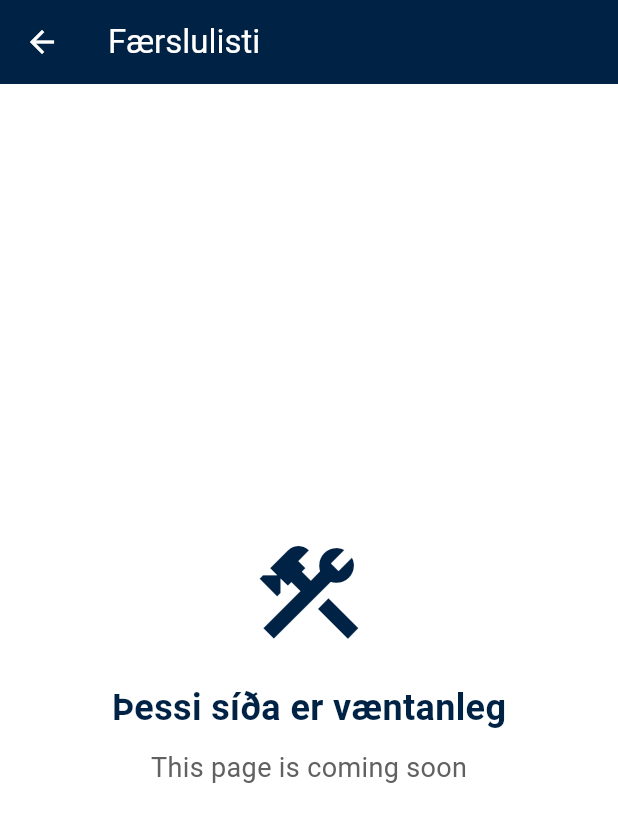
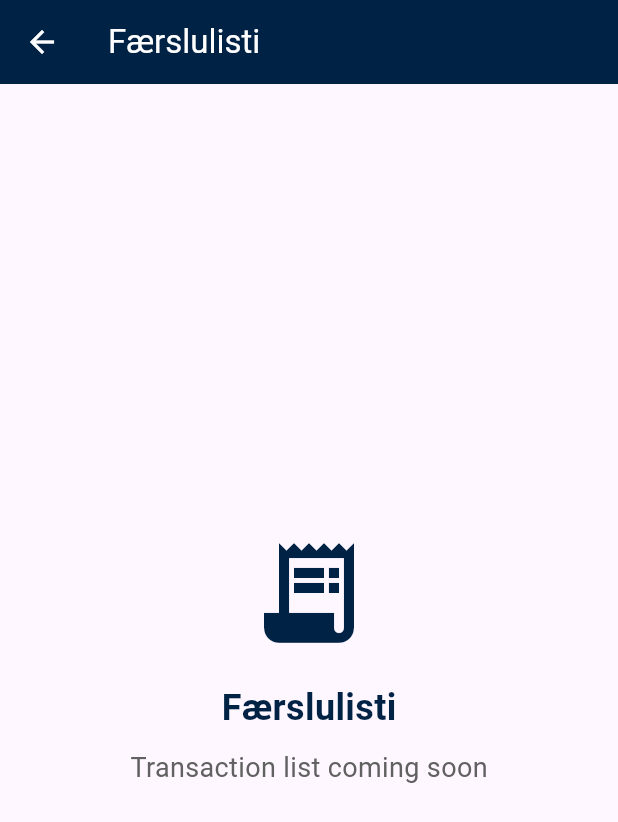
Before and after one commit to aronohilm/Straumur, a Flutter app: the screen it shows after launch, in the side drawer, after a tap on "Færslulisti", on a phone screen of 412 x 824 dp. Shown: the top 822 px of the screen. Run offline on Flutter 3.47's test engine with Material 3 defaults, Android fonts, the phone set to English and light mode, and no system bars; our stand-ins replace fluttertoast, shared_preferences.

Commit message:
Setting up pages for each side bar

```diff
--- /dev/null
+++ b/lib/faerslulisti_page.dart
@@ -0,0 +1,50 @@
+import 'package:flutter/material.dart';
+
+class FaerslulistiPage extends StatefulWidget {
+  const FaerslulistiPage({super.key});
+
+  @override
+  State<FaerslulistiPage> createState() => _FaerslulistiPageState();
+}
+
+class _FaerslulistiPageState extends State<FaerslulistiPage> {
+  @override
+  Widget build(BuildContext context) {
+    return Scaffold(
+      appBar: AppBar(
+        title: const Text('Færslulisti', style: TextStyle(color: Colors.white)),
+        backgroundColor: const Color(0xFF002244),
+        iconTheme: const IconThemeData(color: Colors.white),
+      ),
+      body: Center(
+        child: Column(
+          mainAxisAlignment: MainAxisAlignment.center,
+          children: [
+            const Icon(
+              Icons.receipt_long,
+              size: 80,
+              color: Color(0xFF002244),
+            ),
+            const SizedBox(height: 20),
+            Text(
+              'Færslulisti',
+              style: TextStyle(
+                fontSize: 24,
+                fontWeight: FontWeight.bold,
+                color: Color(0xFF002244),
+              ),
+            ),
+            const SizedBox(height: 10),
+            Text(
+              'Transaction list coming soon',
+              style: TextStyle(
+                fontSize: 18,
+                color: Colors.grey[700],
+              ),
+            ),
+          ],
+        ),
+      ),
+    );
+  }
+}
```
Also changed, not shown: lib/endurgreidsla_page.dart (added, +50 -0 lines), lib/main.dart (+15 -16 lines), lib/qr_skanni_page.dart (added, +50 -0 lines), lib/reikningvel_page.dart (added, +50 -0 lines), lib/simgreidsla_page.dart (added, +50 -0 lines), lib/sjoppan_page.dart (added, +50 -0 lines), 1 other file.
